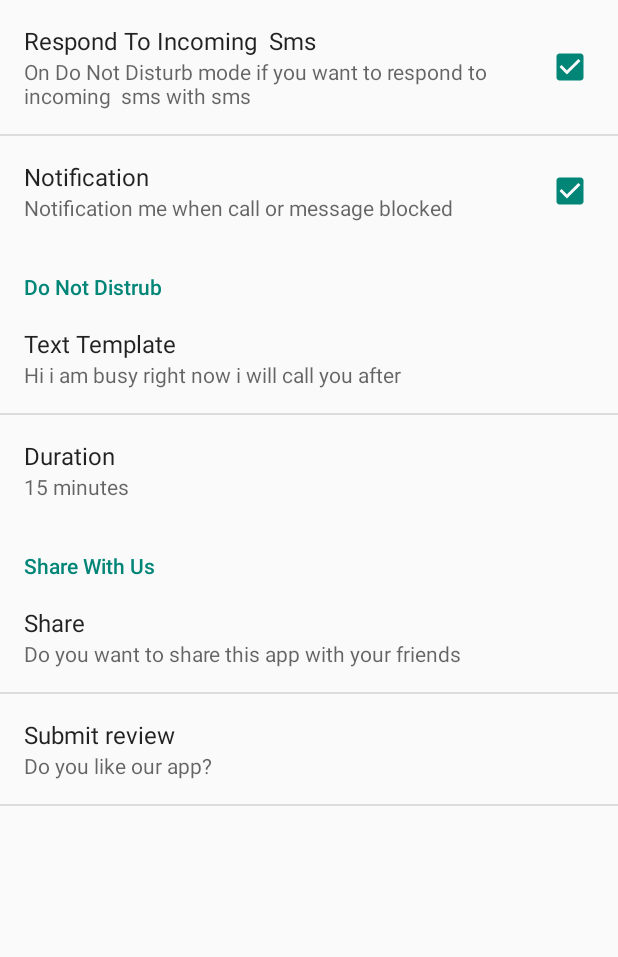
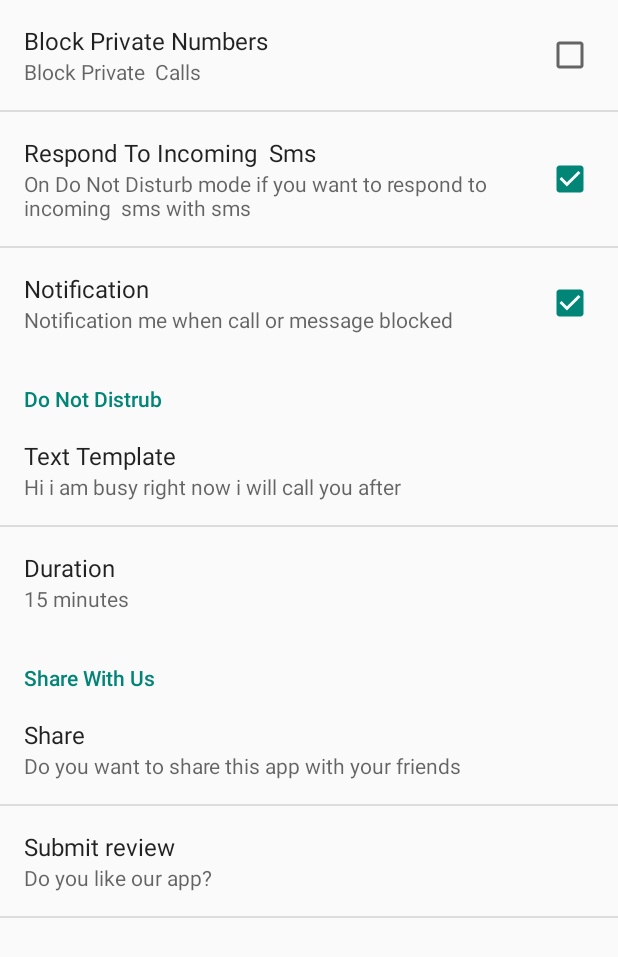
Before and after one commit to Rauf019/MyApplication, an Android app: the screen it shows after launch (SettingsActivity), after a tap on "Settting", on a phone screen of 412 x 824 dp. Shown: the top 957 px of the screen. Run offline under Robolectric (Android 15) with nearby library versions, the light colour scheme and no system bars; our stand-ins replace Picasso; libraries missing offline, so code that uses them is left out: com.google.i18n.phonenumbers.

Commit message:
Merge branch 'master' of C:\Users\My_Computer\AndroidStudioProjects\MyApplication5 with conflicts.

```diff
--- a/app/src/main/AndroidManifest.xml
+++ b/app/src/main/AndroidManifest.xml
@@ -11,6 +11,7 @@
     <uses-permission android:name="android.permission.RECEIVE_SMS" />
     <uses-permission android:name="android.permission.INTERNET" />
     <uses-permission android:name="android.permission.ACCESS_NETWORK_STATE" />
+
 
     <application
         android:allowBackup="true"
--- a/app/src/main/java/com/example/my_computer/myapplication/Contact.java
+++ b/app/src/main/java/com/example/my_computer/myapplication/Contact.java
@@ -61,7 +61,6 @@ public class Contact {
         this._is_Msg_block = _is_Msg_block;
     }
 
-
     public String getPhoto() {
         return photo;
     }
--- a/app/src/main/java/com/example/my_computer/myapplication/FullscreenActivity.java
+++ b/app/src/main/java/com/example/my_computer/myapplication/FullscreenActivity.java
@@ -65,6 +65,7 @@ public class FullscreenActivity extends Activity {
     @Override
     protected void onCreate(Bundle savedInstanceState) {
         super.onCreate(savedInstanceState);
+
 
         if (is_started) {
             setContentView(R.layout.activity_fullscreen);
--- a/app/src/main/java/com/example/my_computer/myapplication/MyActivity.java
+++ b/app/src/main/java/com/example/my_computer/myapplication/MyActivity.java
@@ -16,6 +16,7 @@ import android.support.v4.app.FragmentTransaction;
 import android.support.v4.view.ViewPager;
 import android.support.v7.app.ActionBar;
 import android.support.v7.app.ActionBarActivity;
+import android.util.Log;
 import android.view.LayoutInflater;
 import android.view.Menu;
 import android.view.MenuItem;
@@ -32,7 +33,6 @@ import android.widget.Toast;
 import com.flurry.android.FlurryAgent;
 
 import java.lang.reflect.Field;
-import java.util.ArrayList;
 import java.util.HashMap;
 import java.util.List;
 import java.util.Locale;
@@ -49,6 +49,9 @@ public class MyActivity extends ActionBarActivity implements ActionBar.TabListen
     protected void onCreate(Bundle savedInstanceState) {
         super.onCreate(savedInstanceState);
 
+        try {
+
+
             Loc_custum_class = FullscreenActivity.custum_class;
 
             if (Loc_custum_class == null) {
@@ -60,13 +63,11 @@ public class MyActivity extends ActionBarActivity implements ActionBar.TabListen
             } else if (Loc_custum_class.is_intialize) {
 
                 setContentView(R.layout.activity_my);
-//          deleteDatabase("Call_blocker");
                 final ActionBar actionBar = getSupportActionBar();
                 actionBar.setNavigationMode(ActionBar.NAVIGATION_MODE_TABS);
                 float density = getResources().getDisplayMetrics().density;
-
+                Log.d("Screen ", String.valueOf(density));
                 mSectionsPagerAdapter = new SectionsPagerAdapter(getSupportFragmentManager());
-
 
                 try {
                     ViewConfiguration config = ViewConfiguration.get(this);
@@ -103,7 +104,8 @@ public class MyActivity extends ActionBarActivity implements ActionBar.TabListen
 
 
             }
-
+        } catch (Exception a) {
+        }
     }
 
     @Override
@@ -125,7 +127,7 @@ public class MyActivity extends ActionBarActivity implements ActionBar.TabListen
 
     @Override
     public void onBackPressed() {
-        //  super.onBackPressed();
+
 
         if (doubleBackToExitPressedOnce) {
             super.onBackPressed();
@@ -151,7 +153,6 @@ public class MyActivity extends ActionBarActivity implements ActionBar.TabListen
         getMenuInflater().inflate(R.menu.my, menu);
         return true;
     }
-
 
     @Override
     public boolean onOptionsItemSelected(MenuItem item) {
@@ -235,7 +236,7 @@ public class MyActivity extends ActionBarActivity implements ActionBar.TabListen
         private static final String ARG_SECTION_NUMBER = "section_number";
         public ListView listView;
         DataBaseHelper dataBaseHelper;
-        ArrayList<Read_contacts> List_Read_contacts;
+
         View rootView;
         Adapter adapter;
 
@@ -248,12 +249,6 @@ public class MyActivity extends ActionBarActivity implements ActionBar.TabListen
             return fragment;
         }
 
-        @Override
-        public void onCreate(Bundle savedInstanceState) {
-            super.onCreate(savedInstanceState);
-            List_Read_contacts = new ArrayList<Read_contacts>();
-
-        }
 
         @Override
         public View onCreateView(LayoutInflater inflater, ViewGroup container,
@@ -403,15 +398,16 @@ public class MyActivity extends ActionBarActivity implements ActionBar.TabListen
                                  Bundle savedInstanceState) {
 
             dataBaseHelper = new DataBaseHelper(getActivity());
+
             View rootView = inflater.inflate(R.layout.list, container, false);
             ListView listView = (ListView) rootView.findViewById(R.id.listView);
 
             try {
                 if (Loc_custum_class.getCallLog_list() != null) {
+
                     adapter = new Adapter(getActivity(), Loc_custum_class.getCallLog_list());
+                    listView.setOnItemClickListener(new AdapterView.OnItemClickListener() {
 
-
-                    listView.setOnItemClickListener(new AdapterView.OnItemClickListener() {
                         @Override
                         public void onItemClick(AdapterView<?> parent, View view, int position, long id) {
 
@@ -694,18 +690,27 @@ public class MyActivity extends ActionBarActivity implements ActionBar.TabListen
     }
 
     static class Adapter extends ArrayAdapter<Read_contacts> {
-        private final Activity context;
-        private final List<Read_contacts> names;
+
+
         DataBaseHelper dataBaseHelper;
+        private Activity context = null;
+        private List<Read_contacts> names = null;
 
 
         public Adapter(Activity context, List<Read_contacts> names) {
 
             super(context, android.R.layout.simple_list_item_1, names);
 
+            try {
+
                 dataBaseHelper = new DataBaseHelper(getContext());
                 this.context = context;
                 this.names = names;
+
+
+            } catch (Exception e) {
+                e.printStackTrace();
+            }
 
 
         }
--- a/app/src/main/res/layout/custom_row.xml
+++ b/app/src/main/res/layout/custom_row.xml
@@ -25,13 +25,11 @@
             android:layout_marginLeft="10dp"
             android:layout_toEndOf="@+id/iv_avatar"
             android:layout_toRightOf="@+id/iv_avatar"
-
             android:singleLine="false"
             android:text="Name"
             android:textSize="17sp"
             android:textStyle="normal" />
 
-
     </RelativeLayout>
 
 
--- a/app/src/main/res/layout/list_item_sample.xml
+++ b/app/src/main/res/layout/list_item_sample.xml
@@ -12,8 +12,7 @@
         android:layout_gravity="left|top"
         android:layout_marginBottom="4dp"
         android:layout_marginLeft="41dp"
-        android:layout_marginTop="4dp"
-        android:src="@drawable/ic_phone_icon" />
+        android:layout_marginTop="4dp" />
 
     <ImageView
         android:id="@+id/msg_icon"
@@ -22,8 +21,7 @@
         android:layout_gravity="left|top"
         android:layout_marginBottom="4dp"
         android:layout_marginLeft="8dp"
-        android:layout_marginTop="4dp"
-        android:src="@drawable/ic_msg" />
+        android:layout_marginTop="4dp" />
 
     <ImageView
         android:id="@+id/del"
--- a/app/src/main/res/values/attrs.xml
+++ b/app/src/main/res/values/attrs.xml
@@ -10,4 +10,5 @@
     </declare-styleable>
 
 
+    <attr name="fontPath" format="string" />
 </resources>
--- a/app/src/main/res/values/strings.xml
+++ b/app/src/main/res/values/strings.xml
@@ -39,16 +39,24 @@
         <item>#ffbb33</item>
         <item>#cccccc</item>
         <item>#888888</item>
+
     </string-array>
 
 
     <string-array name="blockmode">
+        <item>Accepts All Calls and Sms</item>
+        <item>Block All Calls and Sms</item>
+        <item>Allow Only Contacts</item>
+        <item>Block Calls and Sms From Black List </item>
+        <item>Do not Disturb</item>
+    </string-array>
 
-        <item>Accepts All calls</item>
-        <item>Block All calls </item>
-        <item>Allow Only Contacts</item>
-        <item>Block Calls From Black List </item>
-        <item>Do not Disturb</item>
+
+    <string-array name="block_type">
+        <item>Hang Up</item>
+        <item>Mute</item>
+        <item> Vibrate </item>
+
     </string-array>
 
 
@@ -68,6 +76,8 @@
         <item>One Hour </item>
         <item>Two Hours</item>
         <item>Three Hours</item>
+
+
     </string-array>
     <string name="action_contact">Contact</string>
     <string name="action_fastscroll">Fast scroll</string>
--- a/app/src/main/res/xml/pref_notification.xml
+++ b/app/src/main/res/xml/pref_notification.xml
@@ -1,4 +1,11 @@
 <PreferenceScreen xmlns:android="http://schemas.android.com/apk/res/android">
+
+
+    <CheckBoxPreference
+        android:defaultValue="false"
+        android:key="p_calls"
+        android:summary="Block Private  Calls "
+        android:title="Block Private Numbers " />
 
     <CheckBoxPreference
         android:defaultValue="true"
@@ -6,12 +13,19 @@
         android:summary="On Do Not Disturb mode if you want to respond to incoming  sms with sms "
         android:title="Respond To Incoming  Sms " />
 
-
     <CheckBoxPreference
         android:defaultValue="true"
         android:key="notification"
         android:summary="Notification me when call or message blocked"
         android:title="Notification" />
+
+    <!--<ListPreference-->
+    <!--android:defaultValue="15 minutes"-->
+    <!--android:entries="@array/block_type"-->
+    <!--android:entryValues="@array/block_type"-->
+    <!--android:key="block_type"-->
+    <!--android:summary="Enter time duration "-->
+    <!--android:title="" />-->
 
     <PreferenceCategory android:title="Do Not Distrub">
 
@@ -31,8 +45,6 @@
             android:summary="Enter time duration "
             android:title="Duration" />
     </PreferenceCategory>
-
-
     <PreferenceCategory android:title="Share With Us">
         <Preference
             android:key="key"
@@ -45,4 +57,6 @@
             android:summary="Do you like our app?"
             android:title="Submit review"></Preference>
     </PreferenceCategory>
+
+
 </PreferenceScreen>
--- a/build.gradle
+++ b/build.gradle
@@ -5,7 +5,7 @@ buildscript {
         jcenter()
     }
     dependencies {
-        classpath 'com.android.tools.build:gradle:0.12.2'
+        classpath 'com.android.tools.build:gradle:0.14.1'
 
         // NOTE: Do not place your application dependencies here; they belong
         // in the individual module build.gradle files
```
Also changed, not shown: app/build.gradle (+1 -9 lines), app/src/main/java/com/example/my_computer/myapplication/SampleAdapter.java (+35 -8 lines), app/src/main/java/com/example/my_computer/myapplication/ServiceReceiver.java (+91 -30 lines), app/src/main/res/layout/activity_fullscreen.xml (+3 -6 lines), app/src/main/res/layout/activity_sgv.xml (+5 -5 lines), app/src/main/res/drawable-hdpi/b.png (added), app/src/main/res/drawable-hdpi/c.png (added), gradle/wrapper/gradle-wrapper.properties, 1 other file. Lines whose indentation alone changed are shown as unchanged.
